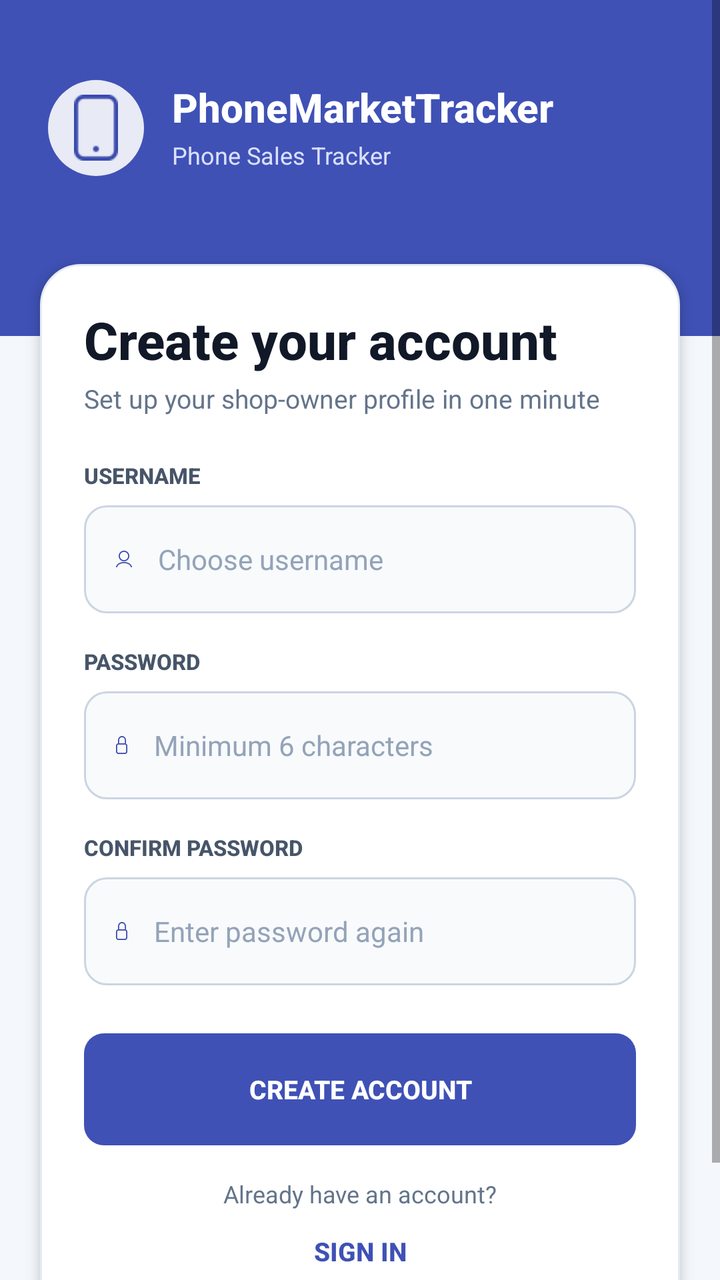
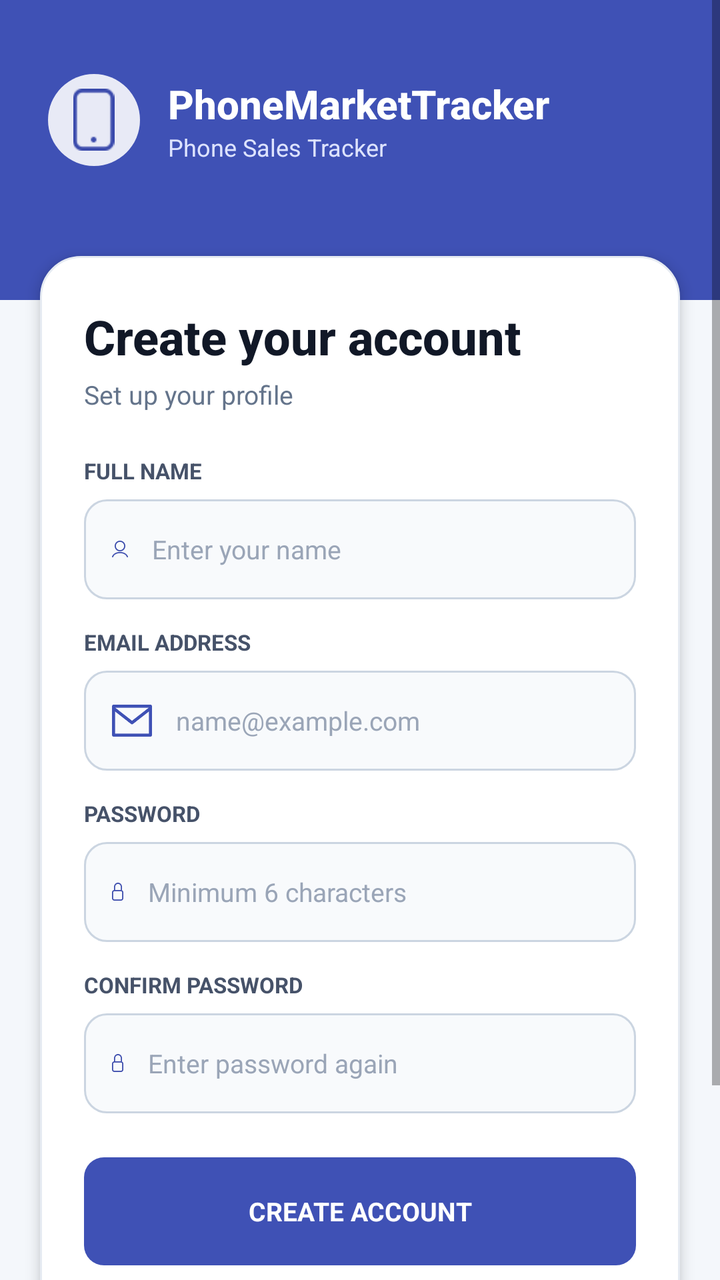

Two renders of the same Android screen: before a commit and after it. Below are the layout's source before the change and the commit's diff.
<!-- AndroidManifest.xml: application theme Theme.PhoneMarketTracker -->
<!-- res/layout/activity_sign_up.xml -->
<?xml version="1.0" encoding="utf-8"?>
<FrameLayout xmlns:android="http://schemas.android.com/apk/res/android"
    android:layout_width="match_parent"
    android:layout_height="match_parent"
    android:background="@color/screen">

    <LinearLayout
        android:layout_width="match_parent"
        android:layout_height="168dp"
        android:background="@color/navy_light"
        android:gravity="center_vertical"
        android:orientation="horizontal"
        android:paddingStart="24dp"
        android:paddingTop="12dp"
        android:paddingEnd="24dp"
        android:paddingBottom="52dp">

        <FrameLayout
            android:layout_width="48dp"
            android:layout_height="48dp"
            android:background="@drawable/figma_logo_circle">

            <ImageView
                android:layout_width="22dp"
                android:layout_height="33dp"
                android:layout_gravity="center"
                android:contentDescription="PhoneMarketTracker logo"
                android:src="@drawable/figma_phone_icon" />
        </FrameLayout>

        <LinearLayout
            android:layout_width="0dp"
            android:layout_height="wrap_content"
            android:layout_marginStart="14dp"
            android:layout_weight="1"
            android:orientation="vertical">

            <TextView
                android:layout_width="wrap_content"
                android:layout_height="wrap_content"
                android:fontFamily="sans-serif-medium"
                android:includeFontPadding="false"
                android:text="PhoneMarketTracker"
                android:textColor="@color/white"
                android:textSize="20sp"
                android:textStyle="bold" />

            <TextView
                android:layout_width="wrap_content"
                android:layout_height="wrap_content"
                android:layout_marginTop="5dp"
                android:includeFontPadding="false"
                android:text="Phone Sales Tracker"
                android:textColor="#D9E0FF"
                android:textSize="12sp" />
        </LinearLayout>
    </LinearLayout>

    <ScrollView
        android:layout_width="match_parent"
        android:layout_height="match_parent"
        android:clipToPadding="false"
        android:fillViewport="true"
        android:overScrollMode="never">

        <LinearLayout
            android:layout_width="match_parent"
            android:layout_height="wrap_content"
            android:orientation="vertical"
            android:paddingBottom="36dp">

            <LinearLayout
                android:layout_width="match_parent"
                android:layout_height="wrap_content"
                android:layout_marginStart="20dp"
                android:layout_marginTop="132dp"
                android:layout_marginEnd="20dp"
                android:background="@drawable/auth_card"
                android:elevation="4dp"
                android:orientation="vertical"
                android:paddingStart="22dp"
                android:paddingTop="24dp"
                android:paddingEnd="22dp"
                android:paddingBottom="22dp">

                <TextView
                    android:layout_width="match_parent"
                    android:layout_height="wrap_content"
                    android:fontFamily="sans-serif-medium"
                    android:includeFontPadding="false"
                    android:text="Create your account"
                    android:textColor="@color/text_primary"
                    android:textSize="26sp"
                    android:textStyle="bold" />

                <TextView
                    android:layout_width="match_parent"
                    android:layout_height="wrap_content"
                    android:layout_marginTop="6dp"
                    android:includeFontPadding="false"
                    android:text="Set up your shop-owner profile in one minute"
                    android:textColor="@color/text_secondary"
                    android:textSize="13sp" />

                <TextView
                    android:layout_width="wrap_content"
                    android:layout_height="wrap_content"
                    android:layout_marginTop="24dp"
                    android:fontFamily="sans-serif-medium"
                    android:includeFontPadding="false"
                    android:text="USERNAME"
                    android:textColor="#475569"
                    android:textSize="11sp"
                    android:textStyle="bold" />

                <EditText
                    android:id="@+id/editSignUpUsername"
                    android:layout_width="match_parent"
                    android:layout_height="54dp"
                    android:layout_marginTop="8dp"
                    android:background="@drawable/figma_input"
                    android:drawableStart="@drawable/figma_user_icon"
                    android:drawablePadding="13dp"
                    android:hint="Choose username"
                    android:inputType="text"
                    android:maxLines="1"
                    android:paddingStart="16dp"
                    android:paddingEnd="16dp"
                    android:textColor="@color/text_primary"
                    android:textColorHint="#94A3B8"
                    android:textSize="14sp" />

                <TextView
                    android:layout_width="wrap_content"
                    android:layout_height="wrap_content"
                    android:layout_marginTop="18dp"
                    android:fontFamily="sans-serif-medium"
                    android:includeFontPadding="false"
                    android:text="PASSWORD"
                    android:textColor="#475569"
                    android:textSize="11sp"
                    android:textStyle="bold" />

                <EditText
                    android:id="@+id/editSignUpPassword"
                    android:layout_width="match_parent"
                    android:layout_height="54dp"
                    android:layout_marginTop="8dp"
                    android:background="@drawable/figma_input"
                    android:drawableStart="@drawable/figma_lock_icon"
                    android:drawablePadding="13dp"
                    android:hint="Minimum 6 characters"
                    android:inputType="textPassword"
                    android:maxLines="1"
                    android:paddingStart="16dp"
                    android:paddingEnd="16dp"
                    android:textColor="@color/text_primary"
                    android:textColorHint="#94A3B8"
                    android:textSize="14sp" />

                <TextView
                    android:layout_width="wrap_content"
                    android:layout_height="wrap_content"
                    android:layout_marginTop="18dp"
                    android:fontFamily="sans-serif-medium"
                    android:includeFontPadding="false"
                    android:text="CONFIRM PASSWORD"
                    android:textColor="#475569"
                    android:textSize="11sp"
                    android:textStyle="bold" />

                <EditText
                    android:id="@+id/editConfirmPassword"
                    android:layout_width="match_parent"
                    android:layout_height="54dp"
                    android:layout_marginTop="8dp"
                    android:background="@drawable/figma_input"
                    android:drawableStart="@drawable/figma_lock_icon"
                    android:drawablePadding="13dp"
                    android:hint="Enter password again"
                    android:imeOptions="actionDone"
                    android:inputType="textPassword"
                    android:maxLines="1"
                    android:paddingStart="16dp"
                    android:paddingEnd="16dp"
                    android:textColor="@color/text_primary"
                    android:textColorHint="#94A3B8"
                    android:textSize="14sp" />

                <Button
                    android:id="@+id/buttonCreateAccount"
                    android:layout_width="match_parent"
                    android:layout_height="56dp"
                    android:layout_marginTop="24dp"
                    android:background="@drawable/figma_primary_button"
                    android:fontFamily="sans-serif-medium"
                    android:stateListAnimator="@null"
                    android:text="CREATE ACCOUNT"
                    android:textColor="@color/white"
                    android:textSize="13sp"
                    android:textStyle="bold" />

                <TextView
                    android:layout_width="match_parent"
                    android:layout_height="wrap_content"
                    android:layout_marginTop="18dp"
                    android:gravity="center"
                    android:includeFontPadding="false"
                    android:text="Already have an account?"
                    android:textColor="@color/text_secondary"
                    android:textSize="12sp" />

                <TextView
                    android:id="@+id/textBackToSignIn"
                    android:layout_width="match_parent"
                    android:layout_height="42dp"
                    android:fontFamily="sans-serif-medium"
                    android:gravity="center"
                    android:text="SIGN IN"
                    android:textColor="@color/navy_light"
                    android:textSize="13sp"
                    android:textStyle="bold" />
            </LinearLayout>
        </LinearLayout>
    </ScrollView>
</FrameLayout>
<!-- resources referenced by this layout -->
<resources>
  <color name="navy_light">#3F51B5</color>
  <color name="screen">#F4F7FB</color>
  <color name="text_primary">#111827</color>
  <color name="text_secondary">#64748B</color>
  <color name="white">#FFFFFF</color>
  <!-- drawable auth_card (drawable) -->
  <?xml version="1.0" encoding="utf-8"?>
  <shape xmlns:android="http://schemas.android.com/apk/res/android" android:shape="rectangle">
      <solid android:color="@color/card" />
      <corners android:radius="20dp" />
      <stroke android:width="1dp" android:color="#E6EBF2" />
  </shape>
  <!-- drawable figma_input (drawable) -->
  <?xml version="1.0" encoding="utf-8"?>
  <selector xmlns:android="http://schemas.android.com/apk/res/android">
      <item android:state_focused="true">
          <shape android:shape="rectangle">
              <solid android:color="@color/input_fill" />
              <corners android:radius="11dp" />
              <stroke android:width="2dp" android:color="@color/navy" />
          </shape>
      </item>
      <item>
          <shape android:shape="rectangle">
              <solid android:color="@color/input_fill" />
              <corners android:radius="11dp" />
              <stroke android:width="1dp" android:color="@color/border" />
          </shape>
      </item>
  </selector>
  <!-- drawable figma_lock_icon: png bitmap (drawable-nodpi, 498 bytes) -->
  <!-- drawable figma_logo_circle (drawable) -->
  <?xml version="1.0" encoding="utf-8"?>
  <shape xmlns:android="http://schemas.android.com/apk/res/android" android:shape="oval">
      <solid android:color="@color/icon_circle" />
  </shape>
  <!-- drawable figma_phone_icon: png bitmap (drawable-nodpi, 620 bytes) -->
  <!-- drawable figma_primary_button (drawable) -->
  <?xml version="1.0" encoding="utf-8"?>
  <selector xmlns:android="http://schemas.android.com/apk/res/android">
      <item android:state_pressed="true">
          <shape android:shape="rectangle">
              <solid android:color="@color/purple_dark" />
              <corners android:radius="10dp" />
          </shape>
      </item>
      <item>
          <shape android:shape="rectangle">
              <solid android:color="@color/navy_light" />
              <corners android:radius="10dp" />
          </shape>
      </item>
  </selector>
  <!-- drawable figma_user_icon: png bitmap (drawable-nodpi, 805 bytes) -->
  <style name="Theme.PhoneMarketTracker" parent="android:style/Theme.Material.Light.NoActionBar">
          <item name="android:colorAccent">@color/purple</item>
          <item name="android:fontFamily">sans-serif</item>
          <item name="android:navigationBarColor">@color/screen</item>
          <item name="android:statusBarColor">@color/navy_light</item>
          <item name="android:windowLightStatusBar">false</item>
          <item name="android:windowLightNavigationBar">true</item>
          <item name="android:windowActionModeOverlay">true</item>
      </style>
  <color name="card">#FFFFFF</color>
  <color name="input_fill">#F8FAFC</color>
  <color name="navy">#3949AB</color>
  <color name="border">#CBD5E1</color>
  <color name="icon_circle">#E8EAF6</color>
  <color name="purple_dark">#303F9F</color>
  <color name="purple">#3949AB</color>
</resources>

<!-- the commit's change to res/layout/activity_sign_up.xml (unified diff, before → after) -->
@@ -6,23 +6,22 @@
 
     <LinearLayout
         android:layout_width="match_parent"
-        android:layout_height="168dp"
+        android:layout_height="150dp"
         android:background="@color/navy_light"
         android:gravity="center_vertical"
         android:orientation="horizontal"
         android:paddingStart="24dp"
-        android:paddingTop="12dp"
+        android:paddingTop="8dp"
         android:paddingEnd="24dp"
-        android:paddingBottom="52dp">
+        android:paddingBottom="38dp">
 
         <FrameLayout
-            android:layout_width="48dp"
-            android:layout_height="48dp"
+            android:layout_width="46dp"
+            android:layout_height="46dp"
             android:background="@drawable/figma_logo_circle">
-
             <ImageView
-                android:layout_width="22dp"
-                android:layout_height="33dp"
+                android:layout_width="21dp"
+                android:layout_height="31dp"
                 android:layout_gravity="center"
                 android:contentDescription="PhoneMarketTracker logo"
                 android:src="@drawable/figma_phone_icon" />
@@ -34,24 +33,19 @@
             android:layout_marginStart="14dp"
             android:layout_weight="1"
             android:orientation="vertical">
-
             <TextView
                 android:layout_width="wrap_content"
                 android:layout_height="wrap_content"
                 android:fontFamily="sans-serif-medium"
-                android:includeFontPadding="false"
                 android:text="PhoneMarketTracker"
                 android:textColor="@color/white"
                 android:textSize="20sp"
                 android:textStyle="bold" />
-
             <TextView
                 android:layout_width="wrap_content"
                 android:layout_height="wrap_content"
-                android:layout_marginTop="5dp"
-                android:includeFontPadding="false"
                 android:text="Phone Sales Tracker"
-                android:textColor="#D9E0FF"
+                android:textColor="#DDE3FF"
                 android:textSize="12sp" />
         </LinearLayout>
     </LinearLayout>
@@ -59,21 +53,18 @@
     <ScrollView
         android:layout_width="match_parent"
         android:layout_height="match_parent"
-        android:clipToPadding="false"
         android:fillViewport="true"
         android:overScrollMode="never">
-
         <LinearLayout
             android:layout_width="match_parent"
             android:layout_height="wrap_content"
             android:orientation="vertical"
-            android:paddingBottom="36dp">
-
+            android:paddingBottom="32dp">
             <LinearLayout
                 android:layout_width="match_parent"
                 android:layout_height="wrap_content"
                 android:layout_marginStart="20dp"
-                android:layout_marginTop="132dp"
+                android:layout_marginTop="128dp"
                 android:layout_marginEnd="20dp"
                 android:background="@drawable/auth_card"
                 android:elevation="4dp"
@@ -81,140 +72,148 @@
                 android:paddingStart="22dp"
                 android:paddingTop="24dp"
                 android:paddingEnd="22dp"
-                android:paddingBottom="22dp">
+                android:paddingBottom="18dp">
 
                 <TextView
                     android:layout_width="match_parent"
                     android:layout_height="wrap_content"
                     android:fontFamily="sans-serif-medium"
-                    android:includeFontPadding="false"
                     android:text="Create your account"
                     android:textColor="@color/text_primary"
-                    android:textSize="26sp"
-                    android:textStyle="bold" />
-
-                <TextView
-                    android:layout_width="match_parent"
-                    android:layout_height="wrap_content"
-                    android:layout_marginTop="6dp"
-                    android:includeFontPadding="false"
-                    android:text="Set up your shop-owner profile in one minute"
+                    android:textSize="24sp"
+                    android:textStyle="bold" />
+                <TextView
+                    android:layout_width="match_parent"
+                    android:layout_height="wrap_content"
+                    android:layout_marginTop="4dp"
+                    android:text="Set up your profile"
                     android:textColor="@color/text_secondary"
                     android:textSize="13sp" />
 
                 <TextView
                     android:layout_width="wrap_content"
                     android:layout_height="wrap_content"
-                    android:layout_marginTop="24dp"
-                    android:fontFamily="sans-serif-medium"
-                    android:includeFontPadding="false"
-                    android:text="USERNAME"
-                    android:textColor="#475569"
-                    android:textSize="11sp"
-                    android:textStyle="bold" />
-
-                <EditText
-                    android:id="@+id/editSignUpUsername"
-                    android:layout_width="match_parent"
-                    android:layout_height="54dp"
-                    android:layout_marginTop="8dp"
+                    android:layout_marginTop="22dp"
+                    android:text="FULL NAME"
+                    android:textColor="#465269"
+                    android:textSize="11sp"
+                    android:textStyle="bold" />
+                <EditText
+                    android:id="@+id/editSignUpName"
+                    android:layout_width="match_parent"
+                    android:layout_height="50dp"
+                    android:layout_marginTop="7dp"
                     android:background="@drawable/figma_input"
                     android:drawableStart="@drawable/figma_user_icon"
-                    android:drawablePadding="13dp"
-                    android:hint="Choose username"
-                    android:inputType="text"
-                    android:maxLines="1"
-                    android:paddingStart="16dp"
-                    android:paddingEnd="16dp"
-                    android:textColor="@color/text_primary"
-                    android:textColorHint="#94A3B8"
-                    android:textSize="14sp" />
-
-                <TextView
-                    android:layout_width="wrap_content"
-                    android:layout_height="wrap_content"
-                    android:layout_marginTop="18dp"
-                    android:fontFamily="sans-serif-medium"
-                    android:includeFontPadding="false"
+                    android:drawablePadding="12dp"
+                    android:hint="Enter your name"
+                    android:inputType="textPersonName"
+                    android:maxLines="1"
+                    android:paddingStart="14dp"
+                    android:paddingEnd="14dp"
+                    android:textColor="@color/text_primary"
+                    android:textColorHint="#9AA5B7"
+                    android:textSize="13sp" />
+
+                <TextView
+                    android:layout_width="wrap_content"
+                    android:layout_height="wrap_content"
+                    android:layout_marginTop="14dp"
+                    android:text="EMAIL ADDRESS"
+                    android:textColor="#465269"
+                    android:textSize="11sp"
+                    android:textStyle="bold" />
+                <EditText
+                    android:id="@+id/editSignUpEmail"
+                    android:layout_width="match_parent"
+                    android:layout_height="50dp"
+                    android:layout_marginTop="7dp"
+                    android:background="@drawable/figma_input"
+                    android:drawableStart="@drawable/figma_email_icon"
+                    android:drawablePadding="12dp"
+                    android:hint="name@example.com"
+                    android:inputType="textEmailAddress"
+                    android:maxLines="1"
+                    android:paddingStart="14dp"
+                    android:paddingEnd="14dp"
+                    android:textColor="@color/text_primary"
+                    android:textColorHint="#9AA5B7"
+                    android:textSize="13sp" />
+
+                <TextView
+                    android:layout_width="wrap_content"
+                    android:layout_height="wrap_content"
+                    android:layout_marginTop="14dp"
                     android:text="PASSWORD"
-                    android:textColor="#475569"
-                    android:textSize="11sp"
-                    android:textStyle="bold" />
-
+                    android:textColor="#465269"
+                    android:textSize="11sp"
+                    android:textStyle="bold" />
                 <EditText
                     android:id="@+id/editSignUpPassword"
                     android:layout_width="match_parent"
-                    android:layout_height="54dp"
-                    android:layout_marginTop="8dp"
+                    android:layout_height="50dp"
+                    android:layout_marginTop="7dp"
                     android:background="@drawable/figma_input"
                     android:drawableStart="@drawable/figma_lock_icon"
-                    android:drawablePadding="13dp"
+                    android:drawablePadding="12dp"
                     android:hint="Minimum 6 characters"
                     android:inputType="textPassword"
                     android:maxLines="1"
-                    android:paddingStart="16dp"
-                    android:paddingEnd="16dp"
-                    android:textColor="@color/text_primary"
-                    android:textColorHint="#94A3B8"
-                    android:textSize="14sp" />
-
-                <TextView
-                    android:layout_width="wrap_content"
-                    android:layout_height="wrap_content"
-                    android:layout_marginTop="18dp"
-                    android:fontFamily="sans-serif-medium"
-                    android:includeFontPadding="false"
+                    android:paddingStart="14dp"
+                    android:paddingEnd="14dp"
+                    android:textColor="@color/text_primary"
+                    android:textColorHint="#9AA5B7"
+                    android:textSize="13sp" />
+
+                <TextView
+                    android:layout_width="wrap_content"
+                    android:layout_height="wrap_content"
+                    android:layout_marginTop="14dp"
                     android:text="CONFIRM PASSWORD"
-                    android:textColor="#475569"
-                    android:textSize="11sp"
-                    android:textStyle="bold" />
-
+                    android:textColor="#465269"
+                    android:textSize="11sp"
+                    android:textStyle="bold" />
                 <EditText
                     android:id="@+id/editConfirmPassword"
                     android:layout_width="match_parent"
-                    android:layout_height="54dp"
-                    android:layout_marginTop="8dp"
+                    android:layout_height="50dp"
+                    android:layout_marginTop="7dp"
                     android:background="@drawable/figma_input"
                     android:drawableStart="@drawable/figma_lock_icon"
-                    android:drawablePadding="13dp"
+                    android:drawablePadding="12dp"
                     android:hint="Enter password again"
                     android:imeOptions="actionDone"
                     android:inputType="textPassword"
                     android:maxLines="1"
-                    android:paddingStart="16dp"
-                    android:paddingEnd="16dp"
-                    android:textColor="@color/text_primary"
-                    android:textColorHint="#94A3B8"
-                    android:textSize="14sp" />
+                    android:paddingStart="14dp"
+                    android:paddingEnd="14dp"
+                    android:textColor="@color/text_primary"
+                    android:textColorHint="#9AA5B7"
+                    android:textSize="13sp" />
 
                 <Button
                     android:id="@+id/buttonCreateAccount"
                     android:layout_width="match_parent"
-                    android:layout_height="56dp"
-                    android:layout_marginTop="24dp"
+                    android:layout_height="54dp"
+                    android:layout_marginTop="22dp"
                     android:background="@drawable/figma_primary_button"
-                    android:fontFamily="sans-serif-medium"
                     android:stateListAnimator="@null"
                     android:text="CREATE ACCOUNT"
                     android:textColor="@color/white"
                     android:textSize="13sp"
                     android:textStyle="bold" />
-
-                <TextView
-                    android:layout_width="match_parent"
-                    android:layout_height="wrap_content"
-                    android:layout_marginTop="18dp"
+                <TextView
+                    android:layout_width="match_parent"
+                    android:layout_height="wrap_content"
+                    android:layout_marginTop="16dp"
                     android:gravity="center"
-                    android:includeFontPadding="false"
                     android:text="Already have an account?"
                     android:textColor="@color/text_secondary"
                     android:textSize="12sp" />
-
                 <TextView
                     android:id="@+id/textBackToSignIn"
                     android:layout_width="match_parent"
-                    android:layout_height="42dp"
-                    android:fontFamily="sans-serif-medium"
+                    android:layout_height="40dp"
                     android:gravity="center"
                     android:text="SIGN IN"
                     android:textColor="@color/navy_light"
<!-- resource entries referenced after the edit -->
@@ -12,6 +12,19 @@
       <corners android:radius="20dp" />
       <stroke android:width="1dp" android:color="#E6EBF2" />
   </shape>
+  <!-- drawable figma_email_icon (drawable) -->
+  <?xml version="1.0" encoding="utf-8"?>
+  <vector xmlns:android="http://schemas.android.com/apk/res/android"
+      android:width="20dp"
+      android:height="16dp"
+      android:viewportWidth="19.5"
+      android:viewportHeight="15.5">
+      <path
+          android:pathData="M0.75,1.75L9.75,8.75L18.75,1.75M0.75,0.75H18.75V14.75H0.75V0.75Z"
+          android:strokeColor="#3F51B5"
+          android:strokeWidth="1.5"
+          android:strokeLineJoin="round" />
+  </vector>
   <!-- drawable figma_input (drawable) -->
   <?xml version="1.0" encoding="utf-8"?>
   <selector xmlns:android="http://schemas.android.com/apk/res/android">
@@ -60,7 +73,6 @@
           <item name="android:navigationBarColor">@color/screen</item>
           <item name="android:statusBarColor">@color/navy_light</item>
           <item name="android:windowLightStatusBar">false</item>
-          <item name="android:windowLightNavigationBar">true</item>
           <item name="android:windowActionModeOverlay">true</item>
       </style>
   <color name="card">#FFFFFF</color>
